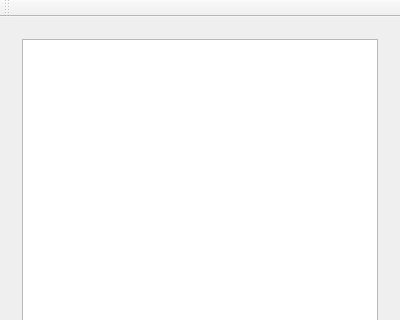
The window that src/mainwindow.ui (ayanko/qammer) describes before a commit, drawn with Qt 5; both pictures show x 0 to 400 and y 0 to 320 of the 400 by 600 pixel window.
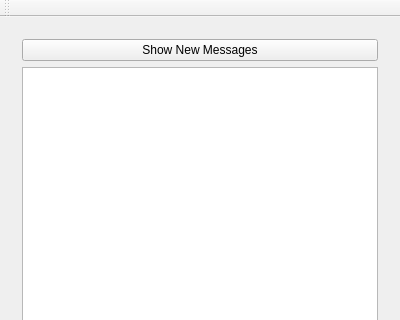
The same window after the commit. Icons and pictures are not drawn.

Commit message: Update tray icon

Patch:
```diff
--- a/src/mainwindow.ui
+++ b/src/mainwindow.ui
@@ -55,7 +55,7 @@
       </widget>
       <widget class="QWidget" name="pageMessages">
        <layout class="QGridLayout" name="gridLayout">
-        <item row="0" column="1">
+        <item row="1" column="1">
          <widget class="QListWidget" name="listWidgetMessages">
           <property name="verticalScrollMode">
            <enum>QAbstractItemView::ScrollPerPixel</enum>
@@ -65,6 +65,13 @@
           </property>
          </widget>
         </item>
+        <item row="0" column="1">
+         <widget class="QPushButton" name="pushButtonUpdateMessages">
+          <property name="text">
+           <string>Show New Messages</string>
+          </property>
+         </widget>
+        </item>
        </layout>
       </widget>
      </widget>
```
The commit also changes 2 other files.
